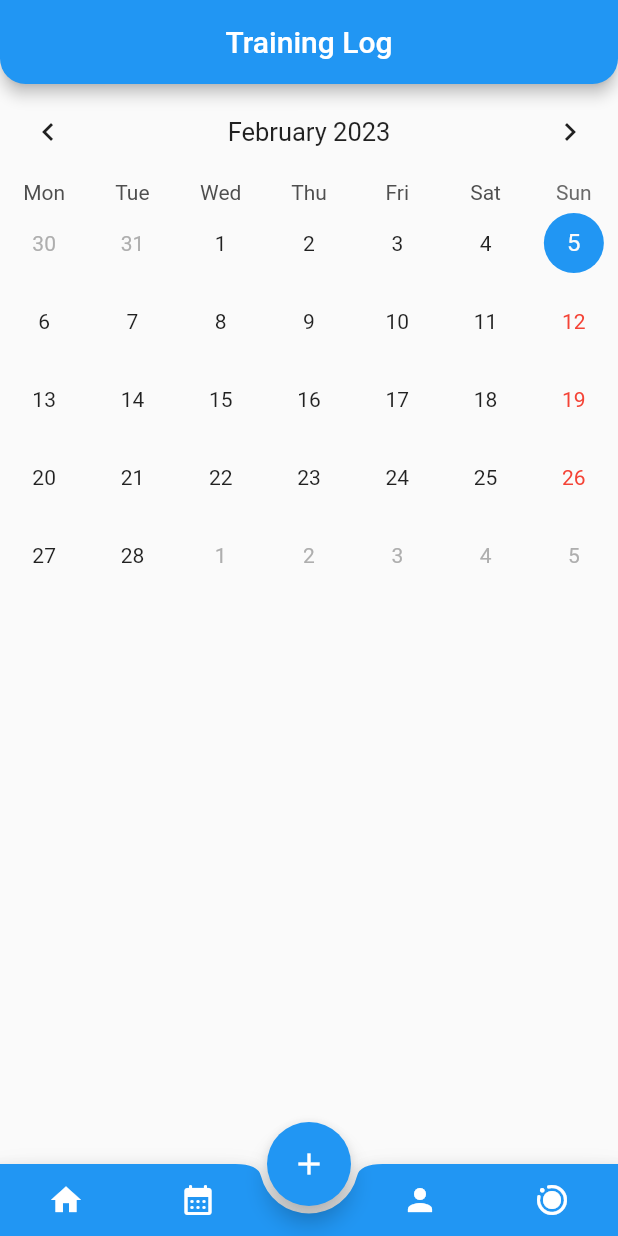
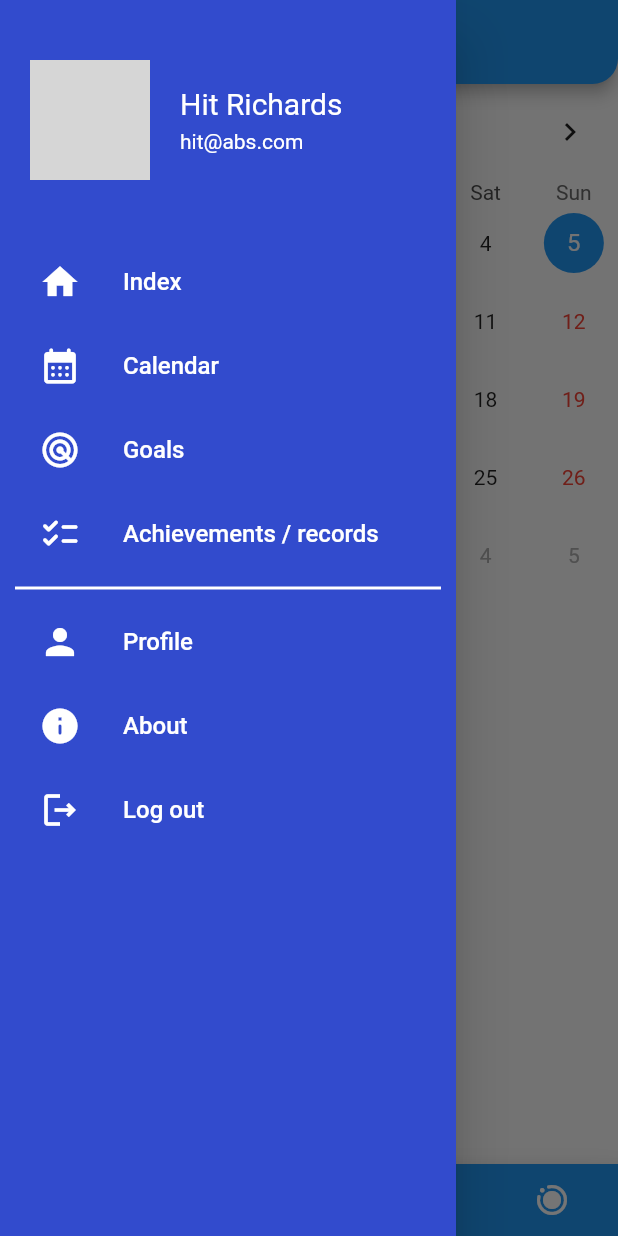
Before and after one commit to sebastianpartyka/calendarx, a Flutter app: the screen it shows after launch, with the side drawer open (before the commit the screen has no drawer), on a phone screen of 412 x 824 dp. Run offline on Flutter 3.47's test engine with Material 2 defaults, Android fonts, the phone set to English and light mode, and no system bars; drawn by our look-alikes of table_calendar; our stand-ins replace cloud_firestore, firebase_core, flutter_slidable; accounts and stored records are empty; network calls fail; grey boxes are pictures that could not be loaded.

Commit message:
Add Side Drawer + 'Goals' implementation

```diff
--- a/lib/screens/home_page.dart
+++ b/lib/screens/home_page.dart
@@ -1,5 +1,6 @@
 import 'dart:collection';
 
+import 'package:calendarx/widgets/navigation_drawer_widget.dart';
 import 'package:cloud_firestore/cloud_firestore.dart';
 import 'package:flutter/material.dart';
 import 'package:calendarx/screens/edit_event.dart';
@@ -75,8 +76,10 @@ class _MyHomePageState extends State<MyHomePage> {
   @override
   Widget build(BuildContext context) {
     return Scaffold(
+      drawer: NavigationDrawerWidget(),
       appBar: AppBar(
-        title: const Center(child: Text('Training Log')),
+        title: const Text('Training Log'),
+        centerTitle: true,
         shape: const RoundedRectangleBorder(
           borderRadius: BorderRadius.vertical(
             bottom: Radius.circular(17),
--- /dev/null
+++ b/lib/widgets/navigation_drawer_widget.dart
@@ -0,0 +1,286 @@
+import 'package:calendarx/screens/goals.dart';
+import 'package:calendarx/screens/home_page.dart';
+import 'package:flutter/cupertino.dart';
+import 'package:flutter/material.dart';
+// import 'package:kalendar2/DemoAppDisplayEvent/DemoApp.dart';
+import 'package:calendarx/widgets/user_page.dart';
+// import 'package:kalendar2/achievements.dart';
+// import 'package:kalendar2/equipment.dart';
+// import 'package:kalendar2/goals.dart';
+// import 'package:kalendar2/homepage.dart';
+// import 'package:kalendar2/stats.dart';
+// import 'package:kalendar2/training_presets.dart';
+
+class NavigationDrawerWidget extends StatelessWidget {
+  final padding = EdgeInsets.symmetric(horizontal: 10);
+  @override
+  Widget build(BuildContext context) {
+    final name = 'Hit Richards';
+    final email = 'hit@abs.com';
+    final urlImage =
+        'https://sa.kapamilya.com/absnews/abscbnnews/media/news-special1/lifestyle/9/7/kingz-hit-richards-090716.jpg';
+
+    return Drawer(
+      child: Material(
+        color: const Color.fromRGBO(50, 75, 205, 1),
+        child: ListView(
+          padding: padding,
+          children: <Widget>[
+            buildHeader(
+              urlImage: urlImage,
+              name: name,
+              email: email,
+              onClicked: () => Navigator.of(context).push(
+                MaterialPageRoute(
+                  builder: (context) => const UserPage(
+                    name: 'Hit Richards',
+                    urlImage:
+                        'https://sa.kapamilya.com/absnews/abscbnnews/media/news-special1/lifestyle/9/7/kingz-hit-richards-090716.jpg',
+                  ),
+                ),
+              ),
+            ),
+            //const SizedBox(height: 10),
+            buildMenuItem(
+              text: 'Index',
+              icon: Icons.home,
+              onClicked: () => selectedItem(context, 0),
+            ),
+            //const SizedBox(height: 10),
+            buildMenuItem(
+              text: 'Calendar',
+              icon: Icons.calendar_month_rounded,
+              onClicked: () => selectedItem(context, 1),
+            ),
+            //const SizedBox(height: 10),
+            // buildMenuItem(
+            //   text: 'Equipment (Shoes/bikes)',
+            //   icon: Icons.inventory_2_outlined,
+            //   onClicked: () => selectedItem(context, 2),
+            // ),
+            //const SizedBox(height: 10),
+            // buildMenuItem(
+            //   text: 'Routes / Training presets',
+            //   icon: Icons.route,
+            //   onClicked: () => selectedItem(context, 3),
+            // ),
+            //const SizedBox(height: 10),
+            buildMenuItem(
+              text: 'Goals',
+              icon: Icons.radar_rounded,
+              onClicked: () => selectedItem(context, 2),
+            ),
+
+            buildMenuItem(
+              text: 'Achievements / records',
+              icon: Icons.checklist_rounded,
+              onClicked: () => selectedItem(context, 4),
+            ),
+            //const SizedBox(height: 16),
+
+            //const SizedBox(height: 16),
+            // buildMenuItem(
+            //   text: 'Stats',
+            //   icon: Icons.query_stats_rounded,
+            //   onClicked: () => selectedItem(context, 6),
+            // ),
+            //const SizedBox(height: 16),
+            Divider(thickness: 2, color: Colors.white),
+            //const SizedBox(height: 16),
+            // buildMenuItem(
+            //   text: 'Calculators',
+            //   icon: Icons.calculate_rounded,
+            //   onClicked: () => selectedItem(context, 7),
+            // ),
+            // //const SizedBox(height: 10),
+            // buildMenuItem(
+            //   text: 'Data export',
+            //   icon: Icons.import_export_outlined,
+            //   onClicked: () => selectedItem(context, 8),
+            // ),
+            // //const SizedBox(height: 10),
+            // buildMenuItem(
+            //   text: 'Community (list of users)',
+            //   icon: Icons.people,
+            //   onClicked: () => selectedItem(context, 9),
+            // ),
+            // //const SizedBox(height: 10),
+            // buildMenuItem(
+            //   text: 'Favorites / following',
+            //   icon: Icons.workspaces_outline,
+            //   onClicked: () => selectedItem(context, 10),
+            // ),
+            //const SizedBox(height: 16),
+            // Divider(thickness: 2, color: Colors.white),
+            //const SizedBox(height: 16),
+            buildMenuItem(
+              text: 'Profile',
+              icon: Icons.person,
+              onClicked: () => selectedItem(context, 11),
+            ),
+            //const SizedBox(height: 10),
+            buildMenuItem(
+              text: 'About',
+              icon: Icons.info_rounded,
+              onClicked: () => selectedItem(context, 12),
+            ),
+            //const SizedBox(height: 10),
+            buildMenuItem(
+              text: 'Log out',
+              icon: Icons.logout_outlined,
+            ),
+          ],
+        ),
+      ),
+    );
+  }
+
+  Widget buildHeader({
+    required String urlImage,
+    required String name,
+    required String email,
+    required VoidCallback onClicked,
+  }) =>
+      InkWell(
+        onTap: onClicked,
+        child: Container(
+          padding: padding.add(EdgeInsets.symmetric(vertical: 40)),
+          child: Row(
+            children: [
+              CircleAvatar(
+                radius: 40,
+                backgroundImage: NetworkImage(urlImage),
+              ),
+              SizedBox(width: 20),
+              Column(
+                crossAxisAlignment: CrossAxisAlignment.start,
+                children: [
+                  Text(
+                    name,
+                    style: TextStyle(fontSize: 20, color: Colors.white),
+                  ),
+                  const SizedBox(height: 6),
+                  Text(
+                    email,
+                    style: TextStyle(fontSize: 14, color: Colors.white),
+                  ),
+                ],
+              )
+            ],
+          ),
+        ),
+      );
+
+  Widget buildMenuItem({
+    required String text,
+    required IconData icon,
+    VoidCallback? onClicked,
+  }) {
+    final color = Colors.white;
+    final hoverColor = Colors.white70;
+
+    return ListTile(
+      leading: Icon(
+        icon,
+        size: 28,
+        color: color,
+      ),
+      title: Text(
+        text,
+        style: TextStyle(
+          color: color,
+          fontSize: 16,
+          //  fontWeight: FontWeight.bold,
+        ),
+      ),
+      hoverColor: hoverColor,
+      onTap: onClicked,
+    );
+  }
+
+  void selectedItem(BuildContext context, int index) {
+    Navigator.of(context).pop(); //przy powracaniu wstecz NavDrawer znika
+    switch (index) {
+      case 0:
+        Navigator.of(context).push(MaterialPageRoute(
+          builder: (context) => const MyHomePage(),
+        ));
+        break;
+
+      case 1:
+        // Navigator.of(context).push(MaterialPageRoute(
+        //   builder: (context) => Calendar(),
+        // ));
+        break;
+
+      case 2:
+        Navigator.of(context).push(MaterialPageRoute(
+          builder: (context) => const Goals(),
+        ));
+        break;
+
+      case 3:
+        // Navigator.of(context).push(MaterialPageRoute(
+        //   builder: (context) => Calendar(),
+        // ));
+        break;
+
+      case 4:
+        // Navigator.of(context).push(MaterialPageRoute(
+        //   builder: (context) => HomePage(),
+        // ));
+        break;
+
+      case 5:
+        // Navigator.of(context).push(MaterialPageRoute(
+        //   builder: (context) => Calendar(),
+        // ));
+        break;
+
+      case 6:
+        break;
+
+      // case 7:
+      //   Navigator.of(context).push(MaterialPageRoute(
+      //     builder: (context) => const nazwastrony(),
+      //   ));
+      //   break;
+
+      // case 8:
+      //   Navigator.of(context).push(MaterialPageRoute(
+      //     builder: (context) => DemoApp(),
+      //   ));
+      //   break;
+
+      // case 9:
+      //   Navigator.of(context).push(MaterialPageRoute(
+      //     builder: (context) => DemoApp(),
+      //   ));
+      //   break;
+
+      // case 10:
+      //   Navigator.of(context).push(MaterialPageRoute(
+      //     builder: (context) => DemoApp(),
+      //   ));
+      //   break;
+
+      // case 11:
+      //   Navigator.of(context).push(MaterialPageRoute(
+      //     builder: (context) => DemoApp(),
+      //   ));
+      //   break;
+
+      // case 12:
+      //   Navigator.of(context).push(MaterialPageRoute(
+      //     builder: (context) => DemoApp(),
+      //   ));
+      //   break;
+
+      // case 13:
+      //   Navigator.of(context).push(MaterialPageRoute(
+      //     builder: (context) => DemoApp(),
+      //   ));
+      //   break;
+    }
+  }
+}
```
Also changed, not shown: lib/screens/goals.dart (added, +243 -0 lines), lib/widgets/user_page.dart (added, +25 -0 lines).
